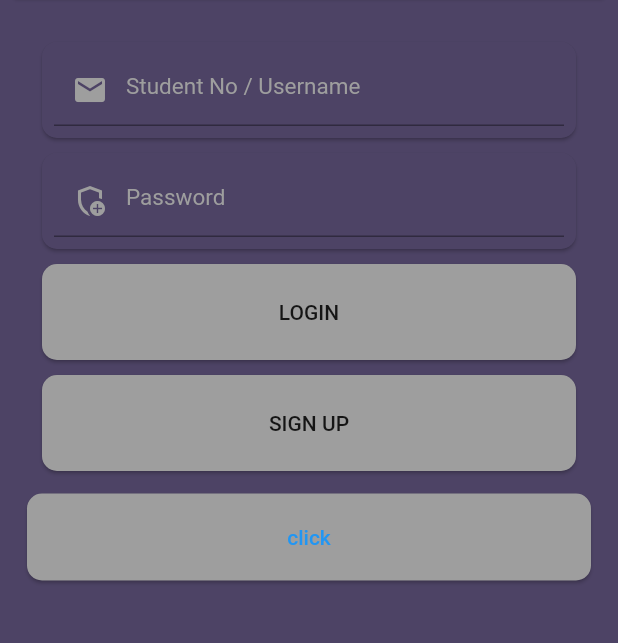
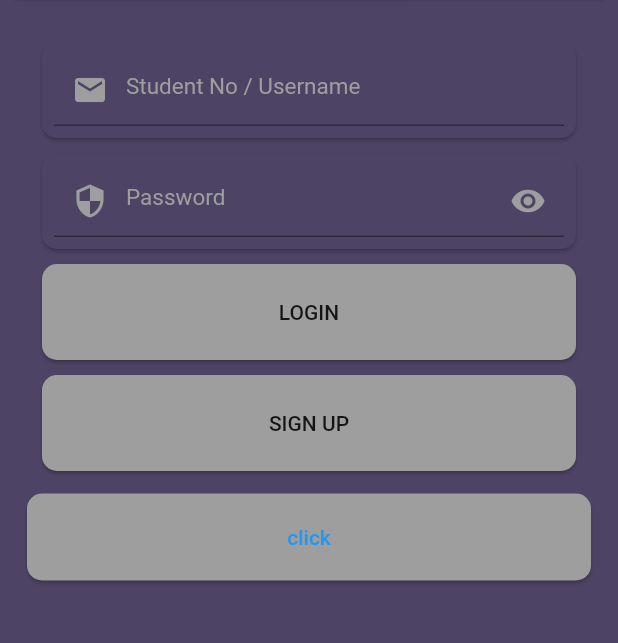
Before and after one commit to yusufaktog/Student_Societies_Platform, a Flutter app: the screen it shows after launch, on a phone screen of 412 x 824 dp, the part 396-1039 px from its top. Run offline on Flutter 3.47's test engine with Material 2 defaults, Android fonts, the phone set to English and light mode, and no system bars; our stand-ins replace cloud_firestore, firebase_auth, firebase_core; missing offline and left inert: cloud_firestore_web, firebase_auth_web, firebase_core_web; accounts and stored records are empty.

Commit message:
password visibility added

```diff
--- a/grad_project/lib/customized_builders/custom_builder.dart
+++ b/grad_project/lib/customized_builders/custom_builder.dart
@@ -42,20 +42,25 @@ class CustomTextField extends StatelessWidget {
       required this.textColor,
       this.controller,
       this.prefixIcon,
-      this.onChanged})
+      this.suffixIcon,
+      this.onChanged,
+      this.isObscureText})
       : super(key: key);
 
   final String hintText;
   final double fontSize;
   final Color textColor;
-  final Icon? prefixIcon;
+  final Widget? prefixIcon;
+  final Widget? suffixIcon;
   final Function? onChanged;
   final TextEditingController? controller;
+  final bool? isObscureText;
 
   @override
   Widget build(BuildContext context) {
     return TextFormField(
       key: key,
+      obscureText: isObscureText ?? false,
       onChanged: (value) {
         onChanged!(value);
       },
@@ -63,12 +68,14 @@ class CustomTextField extends StatelessWidget {
       keyboardType: TextInputType.text,
       controller: controller,
       decoration: InputDecoration(
-          hintText: hintText,
-          hintStyle: TextStyle(
-              color: textColor,
-              fontSize: fontSize,
-              fontWeight: FontWeight.normal),
-          prefixIcon: prefixIcon),
+        hintText: hintText,
+        hintStyle: TextStyle(
+            color: textColor,
+            fontSize: fontSize,
+            fontWeight: FontWeight.normal),
+        prefixIcon: prefixIcon,
+        suffixIcon: suffixIcon,
+      ),
     );
   }
 }
--- a/grad_project/lib/pages/authorized_user.dart
+++ b/grad_project/lib/pages/authorized_user.dart
@@ -87,7 +87,6 @@ class _AuthorizedUserPageState extends State<AuthorizedUserPage> {
           builder: (_, snapshot) {
             final docs = snapshot.data!.docs;
             final data = docs[1].data();
-
             return data['type'];
           },
         ),
--- a/grad_project/lib/pages/main_page.dart
+++ b/grad_project/lib/pages/main_page.dart
@@ -39,6 +39,7 @@ class _LoginPageState extends State<LoginPage> {
 
   String _email = "";
   String _password = "";
+  bool _isVisible = true;
 
   @override
   Widget build(BuildContext context) {
@@ -118,14 +119,28 @@ class _LoginPageState extends State<LoginPage> {
                       horizontalMargin: 20.0,
                       allPadding: 8.0,
                       child: CustomTextField(
+                        isObscureText: _isVisible,
                         onChanged: (value) {
                           _password = value;
                         },
                         textColor: Colors.grey,
                         fontSize: 15,
                         hintText: "Password",
-                        prefixIcon: const Icon(Icons.add_moderator_outlined,
-                            color: Colors.grey),
+                        prefixIcon:
+                            const Icon(Icons.security, color: Colors.grey),
+                        suffixIcon: IconButton(
+                            onPressed: () {
+                              setState(() {
+                                _isVisible = !_isVisible;
+                              });
+                            },
+                            icon: _isVisible
+                                ? const Icon(
+                                    Icons.visibility,
+                                    color: Colors.grey,
+                                  )
+                                : const Icon(Icons.visibility_off,
+                                    color: Colors.grey)),
                       ),
                     ),
                     CustomCard(
```
Also changed, not shown: 3 other files.
